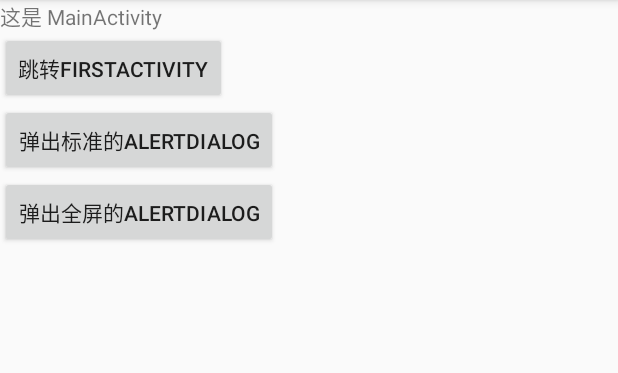
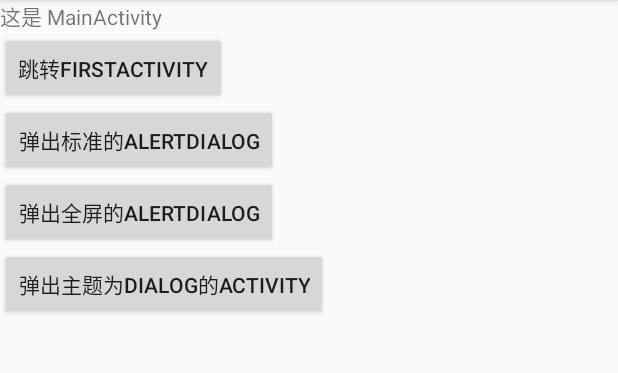
Before and after one commit to ZhangMiao147/ArticleProject, an Android app: the screen it shows after launch (MainActivity), on a phone screen of 412 x 824 dp, the part 84-457 px from its top. Run offline under Robolectric (Android 15) with nearby library versions, the phone set to English and light mode, and no system bars.

Commit message:
跳转主题为Dialog的Activity

```diff
--- a/activityproject/src/main/java/com/zhangmiao/activityproject/MainActivity.java
+++ b/activityproject/src/main/java/com/zhangmiao/activityproject/MainActivity.java
@@ -19,6 +19,7 @@ public class MainActivity extends AppCompatActivity implements View.OnClickListe
         findViewById(R.id.goto_first_activity).setOnClickListener(this);
         findViewById(R.id.show_standard_alert_dialog).setOnClickListener(this);
         findViewById(R.id.show_full_alert_dialog).setOnClickListener(this);
+        findViewById(R.id.goto_dialog_activity).setOnClickListener(this);
         Log.d(TAG, "onCreate()");
     }
 
@@ -90,6 +91,10 @@ public class MainActivity extends AppCompatActivity implements View.OnClickListe
                 AlertDialog fullAlertDialog = fullBuilder.create();
                 fullAlertDialog.show();
                 break;
+            case R.id.goto_dialog_activity:
+                Intent DialogIntent = new Intent(MainActivity.this, DialogActivity.class);
+                startActivity(DialogIntent);
+                break;
             default:
                 break;
         }
--- a/activityproject/src/main/res/layout/activity_main.xml
+++ b/activityproject/src/main/res/layout/activity_main.xml
@@ -27,4 +27,10 @@
         android:layout_height="wrap_content"
         android:text="弹出全屏的AlertDialog" />
 
+    <Button
+        android:id="@+id/goto_dialog_activity"
+        android:layout_width="wrap_content"
+        android:layout_height="wrap_content"
+        android:text="弹出主题为Dialog的Activity" />
+
 </LinearLayout>
```
